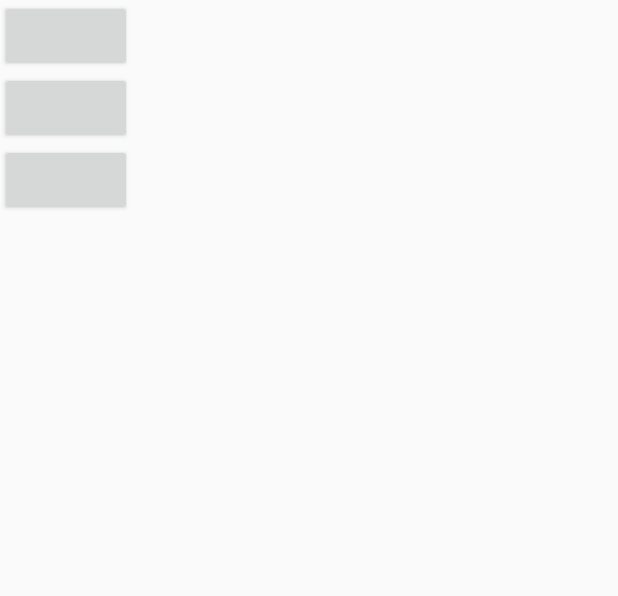
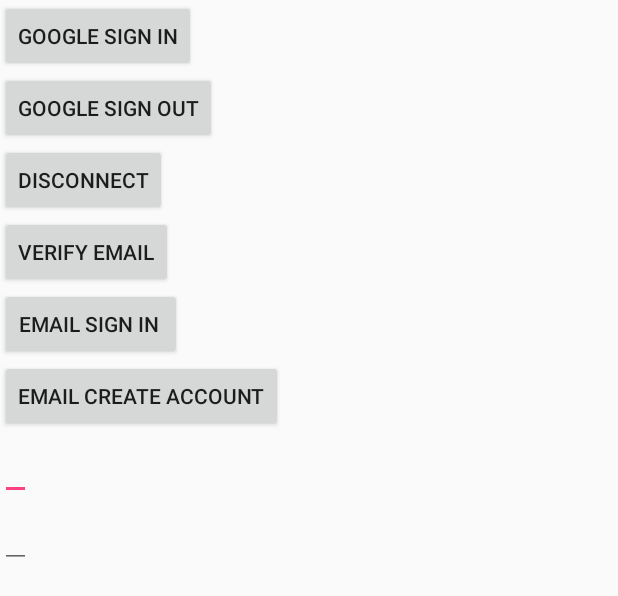
Before and after one commit to emmicourt/Flsh, an Android app: the layout activity_sign_in.xml on its own in the app's theme, with its tools: preview values and no code run, on a phone screen of 412 x 824 dp. Shown: the top 596 px of the screen. Run offline under Robolectric (Android 15) with nearby library versions, the phone set to English and light mode, and no system bars.

Commit message:
email and google sign in

```diff
--- a/app/src/main/AndroidManifest.xml
+++ b/app/src/main/AndroidManifest.xml
@@ -28,7 +28,6 @@
         <meta-data
             android:name="com.google.android.geo.API_KEY"
             android:value="@string/google_maps_key" />
-
         <activity
             android:name=".MapsActivity"
             android:label="@string/title_activity_maps">
@@ -38,7 +37,6 @@
                 <category android:name="android.intent.category.LAUNCHER" />
             </intent-filter>
         </activity>
-        <activity android:name=".Auth.GoogleSignIn" />
     </application>
 
 </manifest>
--- a/app/src/main/res/layout/activity_google.xml
+++ /dev/null
@@ -1,6 +0,0 @@
-<?xml version="1.0" encoding="utf-8"?>
-<LinearLayout xmlns:android="http://schemas.android.com/apk/res/android"
-    android:orientation="vertical" android:layout_width="match_parent"
-    android:layout_height="match_parent">
-
-</LinearLayout>
--- a/app/src/main/res/layout/activity_sign_in.xml
+++ b/app/src/main/res/layout/activity_sign_in.xml
@@ -6,13 +6,56 @@
     <Button
         android:id="@+id/sign_in_button"
         android:layout_width="wrap_content"
-        android:layout_height="wrap_content" />
+        android:layout_height="wrap_content"
+        android:text="google sign in" />
+
     <Button
         android:id="@+id/sign_out_button"
         android:layout_width="wrap_content"
-        android:layout_height="wrap_content" />
+        android:layout_height="wrap_content"
+        android:text="google sign out" />
+
     <Button
         android:id="@+id/disconnect_button"
+        android:layout_width="wrap_content"
+        android:layout_height="wrap_content"
+        android:text="disconnect" />
+
+    <Button
+        android:id="@+id/verify_email_button"
+        android:layout_width="wrap_content"
+        android:layout_height="wrap_content"
+        android:text="verify email" />
+
+    <Button
+        android:id="@+id/email_sign_in_button"
+        android:layout_width="wrap_content"
+        android:layout_height="wrap_content"
+        android:text="email sign in " />
+
+    <Button
+        android:id="@+id/email_create_account_button"
+        android:layout_width="wrap_content"
+        android:layout_height="wrap_content"
+        android:text="email create account" />
+
+    <EditText
+        android:id="@+id/field_email"
+        android:layout_width="wrap_content"
+        android:layout_height="wrap_content" />
+
+    <EditText
+        android:id="@+id/field_password"
+        android:layout_width="wrap_content"
+        android:layout_height="wrap_content" />
+
+    <TextView
+        android:id="@+id/status"
+        android:layout_width="wrap_content"
+        android:layout_height="wrap_content" />
+
+    <TextView
+        android:id="@+id/detail"
         android:layout_width="wrap_content"
         android:layout_height="wrap_content" />
 
```
Also changed, not shown: app/src/main/java/emmyb/flush/Auth/EmailSignIn.java (added, +175 -0 lines), app/src/main/java/emmyb/flush/Auth/GoogleSignIn.java (+45 -16 lines), app/src/main/java/emmyb/flush/Database/BaseActivity.java (added, +47 -0 lines), app/src/main/java/emmyb/flush/Database/User.java (deleted, +0 -31 lines), 13 other files.
